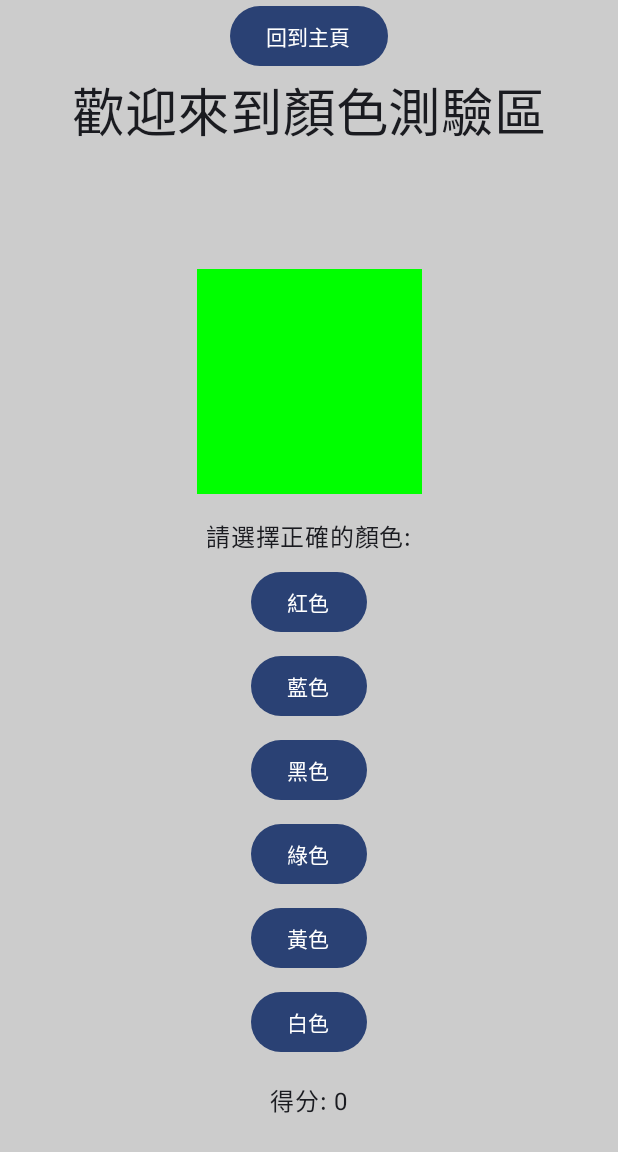
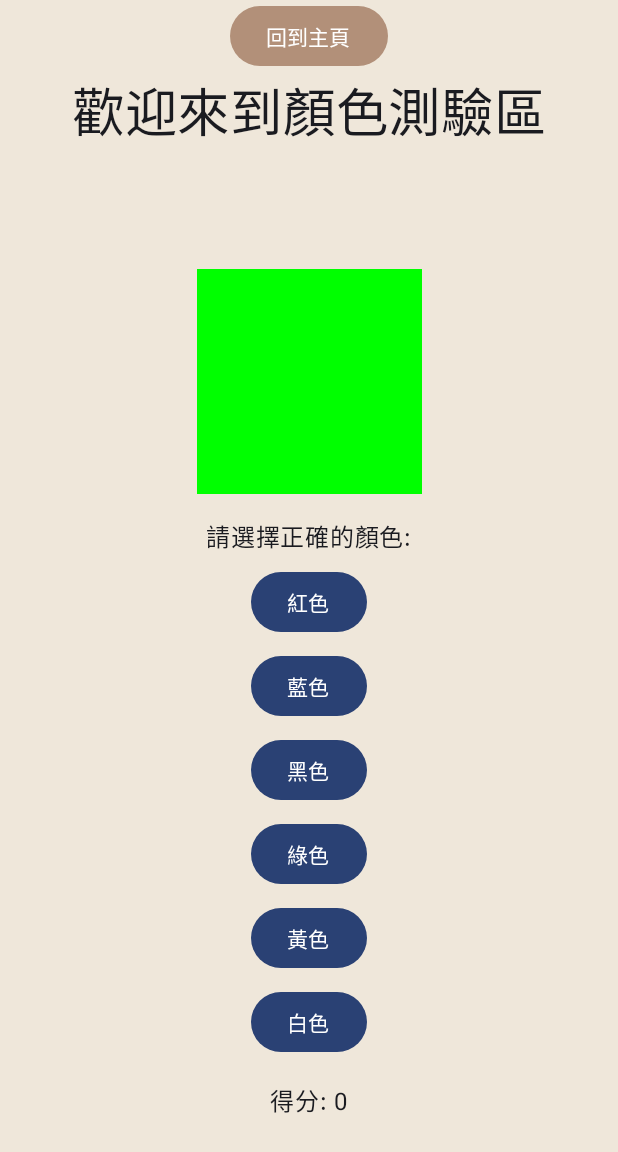
Before and after one commit to cindili1215/finalproject2, an Android app built with Jetpack Compose: the screen it shows after launch (SecondActivity), after a tap on "Start", on a phone screen of 412 x 824 dp. Shown: the top 1152 px of the screen. Run offline under Robolectric (Android 15) with nearby library versions, the phone set to English and light mode, and no system bars.

Commit message:
按鈕背景色

```diff
--- a/app/src/main/java/tw/edu/pu/csim/cindi/finalproject2/MainActivity.kt
+++ b/app/src/main/java/tw/edu/pu/csim/cindi/finalproject2/MainActivity.kt
@@ -41,8 +41,10 @@ class MainActivity : ComponentActivity() {
             Finalproject2Theme {
                 // A surface container using the 'background' color from the theme
                 Surface(
-                    modifier = Modifier.fillMaxSize(),
-                    color = MaterialTheme.colorScheme.background
+                    modifier = Modifier
+                        .fillMaxSize()
+                        .background(Color(android.graphics.Color.parseColor("#EFE7DA"))),
+                    //color = MaterialTheme.colorScheme.background
                 ) {
                     //Greeting("Android")
                     FirstScreen()
@@ -74,8 +76,7 @@ fun FirstScreen() {
             context.startActivity(it)
         },
             colors = (
-                buttonColors(Color(android.graphics.Color.parseColor("#B29079"))
-                )
+                buttonColors(Color(android.graphics.Color.parseColor("#B29079")))
             )
         )
         {
--- a/app/src/main/java/tw/edu/pu/csim/cindi/finalproject2/SecondActivity.kt
+++ b/app/src/main/java/tw/edu/pu/csim/cindi/finalproject2/SecondActivity.kt
@@ -19,6 +19,8 @@ import androidx.compose.material.icons.Icons
 import androidx.compose.material.icons.filled.Menu
 import androidx.compose.material.icons.rounded.AccountBox
 import androidx.compose.material3.Button
+import androidx.compose.material3.ButtonDefaults
+import androidx.compose.material3.ButtonDefaults.buttonColors
 import androidx.compose.material3.Icon
 import androidx.compose.material3.IconButton
 import androidx.compose.material3.MaterialTheme
@@ -48,8 +50,10 @@ class SecondActivity : ComponentActivity() {
             Finalproject2Theme {
                 // A surface container using the 'background' color from the theme
                 Surface(
-                    modifier = Modifier.fillMaxSize(),
-                    color = MaterialTheme.colorScheme.background
+                    modifier = Modifier
+                        .fillMaxSize()
+                        .background(Color(android.graphics.Color.parseColor("#EFE7DA"))),
+                    //color = MaterialTheme.colorScheme.background
                     //color = Color(android.graphics.Color.parseColor("#FFA500"))
                 ) {
                     //Greeting()
@@ -73,15 +77,16 @@ fun ColorQuizScreen() {
     Column(
         modifier = Modifier
             .fillMaxSize()
-            .background(Color.LightGray),
+            .background(Color(android.graphics.Color.parseColor("#EFE7DA"))),
         verticalArrangement = Arrangement.Center,
         horizontalAlignment = Alignment.CenterHorizontally
     ) {
         Button(
             onClick = {
                 activity.finish()
-            })
-        {
+            },
+            colors = buttonColors(Color(android.graphics.Color.parseColor("#B29079")))
+        ){
             Text(text = "回到主頁")
         }
         Text(
--- a/app/src/main/java/tw/edu/pu/csim/cindi/finalproject2/ThirdActivity.kt
+++ b/app/src/main/java/tw/edu/pu/csim/cindi/finalproject2/ThirdActivity.kt
@@ -16,6 +16,7 @@ import androidx.compose.foundation.layout.padding
 import androidx.compose.foundation.layout.size
 import androidx.compose.foundation.layout.width
 import androidx.compose.material3.Button
+import androidx.compose.material3.ButtonDefaults.buttonColors
 import androidx.compose.material3.MaterialTheme
 import androidx.compose.material3.Surface
 import androidx.compose.material3.Text
@@ -54,12 +55,13 @@ fun Greeting(name: String, modifier: Modifier = Modifier) {
     Column(
         modifier = Modifier
             .fillMaxSize()
-            .background(Color.LightGray)
+            .background(Color(android.graphics.Color.parseColor("#EFE7DA"))),
     ) {
         Button(
             onClick = {
                 activity.finish()
-            })
+            },
+            colors = buttonColors(Color(android.graphics.Color.parseColor("#B29079"))))
         {
             Text(text = "回到主頁")
         }
```
